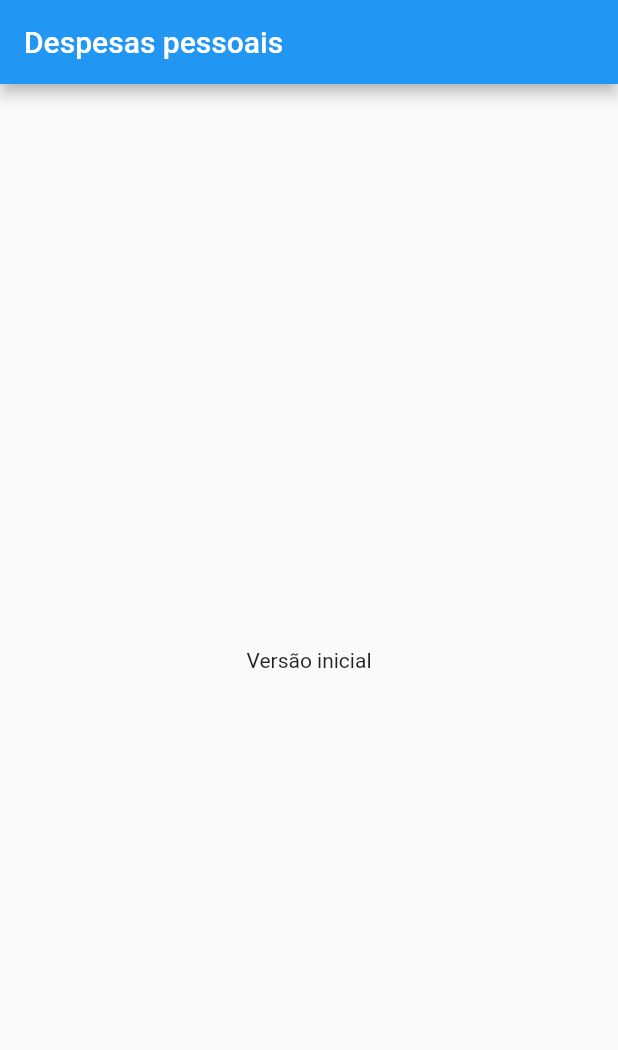
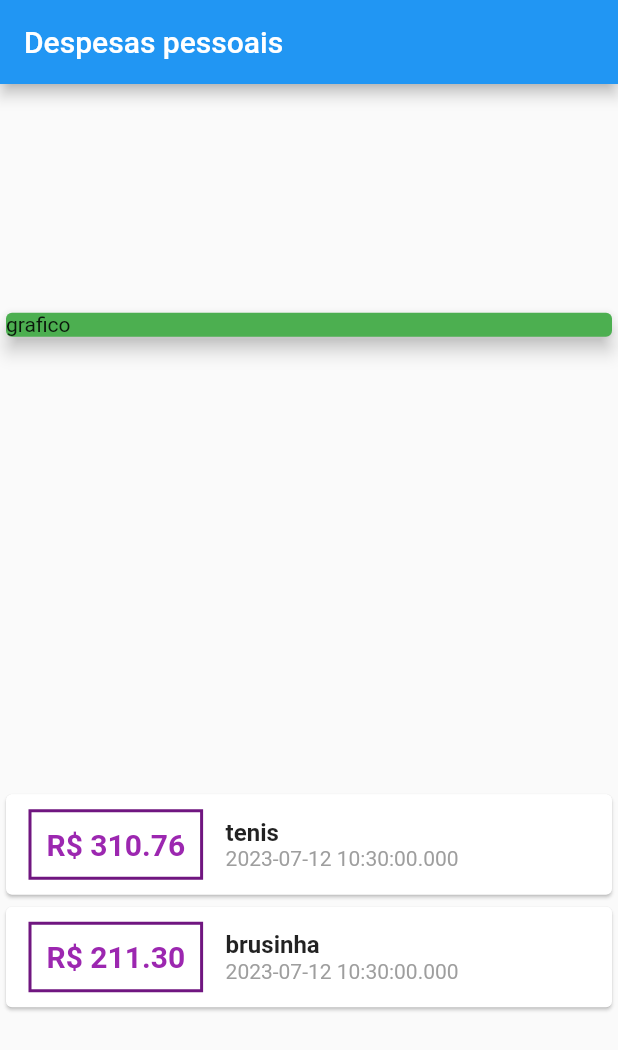
Before and after one commit to willyguimaraes/Personal-Expenses, a Flutter app: the screen it shows after launch, on a phone screen of 412 x 824 dp. Shown: the top 1050 px of the screen. Run offline on Flutter 3.47's test engine with Material 2 defaults, Android fonts, the phone set to English and light mode, and no system bars.

Commit message:
adicionando primeiros widgets

```diff
--- a/expenses/lib/main.dart
+++ b/expenses/lib/main.dart
@@ -1,3 +1,4 @@
+import 'package:expenses/models/transaction.dart';
 import 'package:flutter/material.dart';
 
 void main() {
@@ -14,15 +15,70 @@ class ExpensesApp extends StatelessWidget {
 }
 
 class MyHomepage extends StatelessWidget {
-  const MyHomepage({super.key});
+  final _transactions = [
+    Transaction(id: 't1', title: 'tenis', value: 310.76, date: DateTime.now()),
+    Transaction(
+        id: 't2', title: 'brusinha', value: 211.30, date: DateTime.now())
+  ];
 
   @override
   Widget build(BuildContext context) {
     return Scaffold(
-      appBar: AppBar(
-        title: Text('Despesas pessoais'),
-      ),
-      body: Center(child: Text('Versão inicial')),
-    );
+        appBar: AppBar(
+          title: Text('Despesas pessoais'),
+        ),
+        body: Column(
+          mainAxisAlignment: MainAxisAlignment.spaceAround,
+          crossAxisAlignment: CrossAxisAlignment.stretch,
+          children: [
+            Container(
+              width: double.infinity,
+              child: Card(
+                child: Text('grafico'),
+                elevation: 5,
+                color: Colors.green,
+              ),
+            ),
+            Column(
+              children: _transactions.map((tr) {
+                return Card(
+                  child: Row(children: [
+                    Container(
+                      margin: EdgeInsets.symmetric(
+                        horizontal: 15,
+                        vertical: 10,
+                      ),
+                      decoration: BoxDecoration(
+                          border: Border.all(
+                        color: Color.fromARGB(255, 112, 22, 128),
+                        width: 2,
+                      )),
+                      padding: EdgeInsets.all(10),
+                      child: Text(
+                        'R\$ ${tr.value.toStringAsFixed(2)}',
+                        style: TextStyle(
+                          fontWeight: FontWeight.bold,
+                          fontSize: 20,
+                          color: Colors.purple,
+                        ),
+                      ),
+                    ),
+                    Column(
+                      crossAxisAlignment: CrossAxisAlignment.start,
+                      children: [
+                        Text(tr.title,
+                        style: TextStyle(
+                          fontWeight: FontWeight.bold,
+                          fontSize: 16,
+                      )),
+                       Text(tr.date.toString(),
+                       style: TextStyle( color: Colors.grey))],
+                    )
+                  ]),
+                );
+              }).toList(),
+            )
+          ],
+        ));
   }
 }
--- /dev/null
+++ b/expenses/lib/models/transaction.dart
@@ -0,0 +1,15 @@
+
+
+class Transaction {
+  final String id;
+  final String title;
+  final double value;
+  final DateTime date;
+
+  Transaction({
+    required this.id,
+    required this.title,
+    required this.value,
+    required this.date,
+  });
+}
--- a/expenses/pubspec.yaml
+++ b/expenses/pubspec.yaml
@@ -30,6 +30,7 @@ environment:
 dependencies:
   flutter:
     sdk: flutter
+  intl: ^0.18.1
 
 
   # The following adds the Cupertino Icons font to your application.
```
Also changed, not shown: expenses/pubspec.lock.
